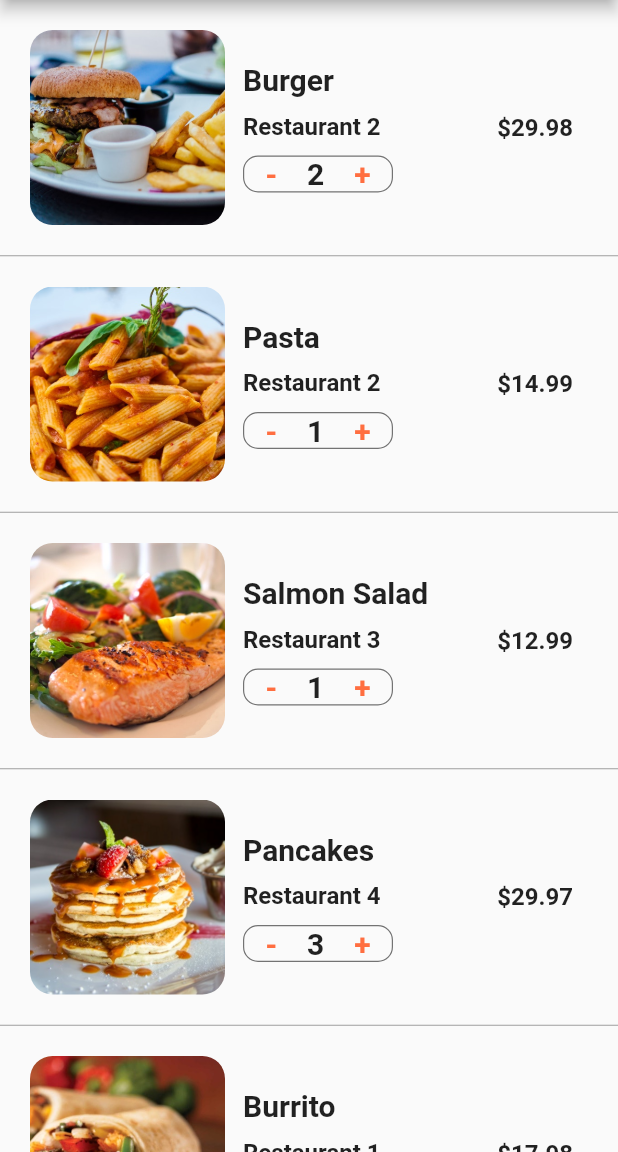
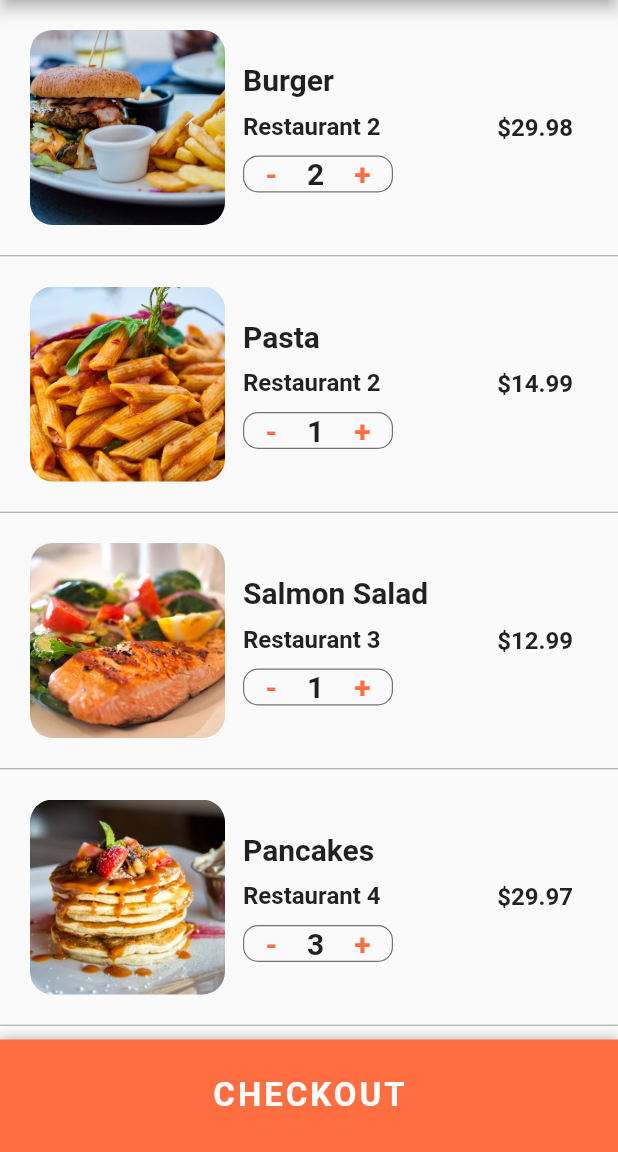
Before and after one commit to Wilian-N-Silva/marcus-ng-flutter-ui-masterclass, a Flutter app: the CartScreen screen opened directly, on a phone screen of 412 x 824 dp, the part 84-1236 px from its top. Run offline on Flutter 3.47's test engine with Material 2 defaults, Android fonts, the phone set to English and light mode, and no system bars.

Commit message:
App UI 1 - Bottom Sheet Checkout Button

```diff
--- a/1_food_delivery_app/lib/screens/cart_screen.dart
+++ b/1_food_delivery_app/lib/screens/cart_screen.dart
@@ -121,21 +121,103 @@ class _CartScreenState extends State<CartScreen> {
 
   @override
   Widget build(BuildContext context) {
+    double totalPrice = 0;
+    currentUser.cart.forEach(
+      (Order order) => totalPrice += order.quantity * order.food.price,
+    );
     return Scaffold(
       appBar: AppBar(
         title: Text('Cart (${currentUser.cart.length})'),
         centerTitle: true,
       ),
       body: ListView.separated(
-        itemCount: currentUser.cart.length,
+        itemCount: currentUser.cart.length + 1,
         itemBuilder: (BuildContext context, index) {
-          Order order = currentUser.cart[index];
-          return _buildCartItem(order);
+          if (index < currentUser.cart.length) {
+            Order order = currentUser.cart[index];
+            return _buildCartItem(order);
+          }
+          return Padding(
+            padding: const EdgeInsets.all(20.0),
+            child: Column(
+              children: <Widget>[
+                Row(
+                  mainAxisAlignment: MainAxisAlignment.spaceBetween,
+                  children: <Widget>[
+                    Text(
+                      'Estimated Delivery Time:',
+                      style: TextStyle(
+                        fontSize: 20.0,
+                        fontWeight: FontWeight.w600,
+                      ),
+                    ),
+                    Text(
+                      '25 min',
+                      style: TextStyle(
+                        fontSize: 20.0,
+                        fontWeight: FontWeight.w600,
+                      ),
+                    ),
+                  ],
+                ),
+                SizedBox(height: 10.0),
+                Row(
+                  mainAxisAlignment: MainAxisAlignment.spaceBetween,
+                  children: <Widget>[
+                    Text(
+                      'Total Cost:',
+                      style: TextStyle(
+                        fontSize: 20.0,
+                        fontWeight: FontWeight.w600,
+                      ),
+                    ),
+                    Text(
+                      '\$${totalPrice.toStringAsFixed(2)}',
+                      style: TextStyle(
+                        fontSize: 20.0,
+                        fontWeight: FontWeight.w600,
+                        color: Colors.green[700],
+                      ),
+                    ),
+                  ],
+                ),
+                SizedBox(height: 80),
+              ],
+            ),
+          );
         },
         separatorBuilder: (BuildContext context, int index) {
           return Divider(height: 1.0, color: Colors.grey);
         },
       ),
+      bottomSheet: Container(
+        height: 75.0,
+        width: MediaQuery.of(context).size.width,
+        decoration: BoxDecoration(
+          color: Theme.of(context).primaryColor,
+          boxShadow: [
+            BoxShadow(
+              color: Colors.black26,
+              offset: Offset(0, -1),
+              blurRadius: 6.0,
+            ),
+          ],
+        ),
+        child: Center(
+          child: FlatButton(
+            child: Text(
+              'CHECKOUT',
+              style: TextStyle(
+                color: Colors.white,
+                fontSize: 22.0,
+                fontWeight: FontWeight.bold,
+                letterSpacing: 2.0,
+              ),
+            ),
+            onPressed: () {},
+          ),
+        ),
+      ),
     );
   }
 }
```
